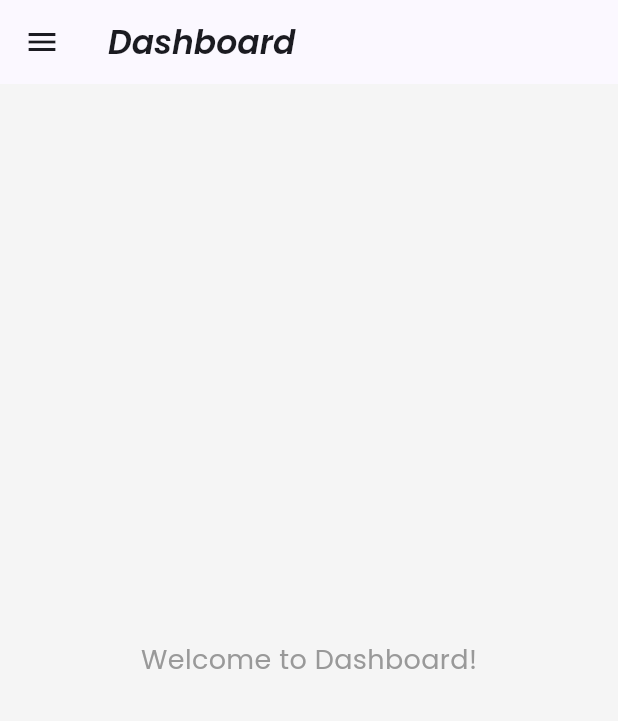
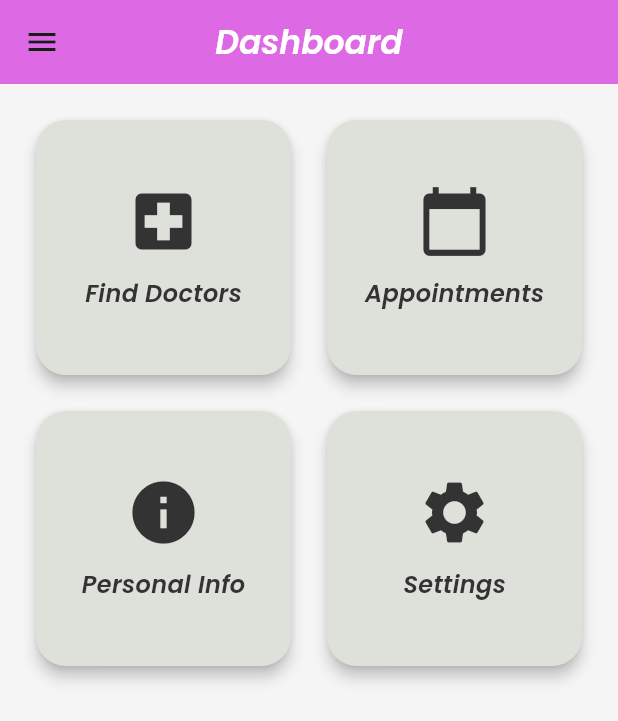
Before and after one commit to Insha21/Appointment_app, a Flutter app: the DashboardPage screen opened directly, on a phone screen of 412 x 824 dp. Shown: the top 721 px of the screen. Run offline on Flutter 3.47's test engine with Material 3 defaults, Android fonts, the phone set to English and light mode, and no system bars.

Commit message:
Doctor Api

```diff
--- a/lib/const/colors.dart
+++ b/lib/const/colors.dart
@@ -1,7 +1,7 @@
 import 'package:flutter/material.dart';
 
 class AppColors {
-  static const Color primary = Color.fromARGB(183, 10, 10, 217);
+  static const Color primary = Color.fromARGB(183, 18, 145, 75);
   static const Color secondary = Color.fromARGB(255, 221, 105, 229);
   static const Color background = Color(0xFFF5F5F5);
   static const Color textDark = Color(0xFF333333);
--- a/lib/main.dart
+++ b/lib/main.dart
@@ -3,7 +3,7 @@ import 'const/colors.dart';
 import 'const/fonts.dart';
 
 import 'pages/on_board.dart';
-import 'pages/user/Goal_Page.dart';
+
 void main() {
   runApp(const DoctorAppointmentApp());
 }
@@ -32,7 +32,7 @@ class DoctorAppointmentApp extends StatelessWidget {
           background: AppColors.background,
         ),
       ),
-      home: const SetGoalsPage(),
+      home: const OnBoardingView(),
     );
   }
 }
--- a/lib/pages/user/dashboard_page.dart
+++ b/lib/pages/user/dashboard_page.dart
@@ -1,5 +1,6 @@
 import 'package:flutter/material.dart';
-import 'doctors_list.dart'; // 👈 import your DoctorsPage
+import '../../const/colors.dart';
+import '../../const/fonts.dart';
 
 class DashboardPage extends StatelessWidget {
   const DashboardPage({super.key});
@@ -7,72 +8,132 @@ class DashboardPage extends StatelessWidget {
   @override
   Widget build(BuildContext context) {
     return Scaffold(
+      backgroundColor: AppColors.background,
       appBar: AppBar(
-        title: const Text("Dashboard"),
+        backgroundColor: AppColors.secondary,
+        elevation: 0,
+        title: Text(
+          "Dashboard",
+          style: AppTextStyles.heading.copyWith(color: Colors.white),
+        ),
+        centerTitle: true,
       ),
       drawer: Drawer(
-        child: ListView(
-          padding: EdgeInsets.zero,
+        child: Column(
           children: [
-            const DrawerHeader(
-              decoration: BoxDecoration(color: Colors.blue),
-              child: Text(
-                "User Menu",
-                style: TextStyle(color: Colors.white, fontSize: 20),
+            UserAccountsDrawerHeader(
+              decoration: const BoxDecoration(color: AppColors.secondary),
+              accountName: Text("Welcome User", style: AppTextStyles.regular.copyWith(color: Colors.white)),
+              accountEmail: Text("user@email.com", style: AppTextStyles.small.copyWith(color: Colors.white70)),
+              currentAccountPicture: const CircleAvatar(
+                backgroundColor: Colors.white,
+                child: Icon(Icons.person, size: 40, color: AppColors.secondary),
               ),
             ),
             ListTile(
-              leading: const Icon(Icons.person),
-              title: const Text("Personal Info"),
-              onTap: () {
-                Navigator.pop(context); // close drawer
-                // Add personal info page navigation here
-              },
+              leading: const Icon(Icons.person, color: AppColors.textDark),
+              title: Text("Personal Info", style: AppTextStyles.regular),
+              onTap: () => Navigator.pop(context),
             ),
             ListTile(
-              leading:  Image.asset("assets/images/images5.jpeg"),
-              title: const Text("Doctors"),
+              leading: const Icon(Icons.local_hospital, color: AppColors.textDark),
+              title: Text("Doctors", style: AppTextStyles.regular),
               onTap: () {
-                Navigator.pop(context); // close drawer
-                Navigator.push(
-                  context,
-                  MaterialPageRoute(
-                    builder: (context) => const DoctorsPage(), // 👈 Open doctors page
-                  ),
+                Navigator.pop(context);
+                ScaffoldMessenger.of(context).showSnackBar(
+                  const SnackBar(content: Text("Doctors page coming soon!")),
                 );
               },
             ),
             ListTile(
-              leading: Image.asset("assets/images/image2.jpeg"),
-              title: const Text("Appoinments"),
-              onTap: () {
-                Navigator.pop(context); // close drawer
-                // Add personal info page navigation here
-              },
+              leading: const Icon(Icons.calendar_today, color: AppColors.textDark),
+              title: Text("Appointments", style: AppTextStyles.regular),
+              onTap: () => Navigator.pop(context),
             ),
             ListTile(
-              leading: const Icon(Icons.person),
-              title: const Text("Settings"),
-              onTap: () {
-                Navigator.pop(context); // close drawer
-                // Add personal info page navigation here
-              },
+              leading: const Icon(Icons.settings, color: AppColors.textDark),
+              title: Text("Settings", style: AppTextStyles.regular),
+              onTap: () => Navigator.pop(context),
             ),
+            const Spacer(),
             ListTile(
-              leading: const Icon(Icons.logout),
-              title: const Text("Logout"),
-              onTap: () {
-                Navigator.pop(context); // close drawer
-                // Add logout logic here
-              },
+              leading: const Icon(Icons.logout, color: Colors.redAccent),
+              title: Text("Logout", style: AppTextStyles.regular),
+              onTap: () => Navigator.pop(context),
             ),
           ],
         ),
       ),
-      body: const Center(
-        child: Text(
-          "Welcome to Dashboard!",
-          style: TextStyle(fontSize: 18),
+      body: Padding(
+        padding: const EdgeInsets.all(20.0),
+        child: GridView.count(
+          crossAxisCount: 2,
+          crossAxisSpacing: 16,
+          mainAxisSpacing: 16,
+          children: [
+            _dashboardCard(
+              icon: Icons.local_hospital,
+              label: "Find Doctors",
+              color: AppColors.textDark,
+              textStyle: AppTextStyles.regular,
+              onTap: () {
+                ScaffoldMessenger.of(context).showSnackBar(
+                  const SnackBar(content: Text("Doctors feature coming soon!")),
+                );
+              },
+            ),
+            _dashboardCard(
+              icon: Icons.calendar_today,
+              label: "Appointments",
+              color: AppColors.textDark,
+              textStyle: AppTextStyles.regular,
+              onTap: () {},
+            ),
+            _dashboardCard(
+              icon: Icons.info,
+              label: "Personal Info",
+              color: AppColors.textDark,
+              textStyle: AppTextStyles.regular,
+              onTap: () {},
+            ),
+            _dashboardCard(
+              icon: Icons.settings,
+              label: "Settings",
+              color: AppColors.textDark,
+              textStyle: AppTextStyles.regular,
+              onTap: () {},
+            ),
+          ],
+        ),
+      ),
+    );
+  }
+
+  Widget _dashboardCard({
+    required IconData icon,
+    required String label,
+    required Color color,
+    required TextStyle textStyle,
+    required VoidCallback onTap,
+  }) {
+    return InkWell(
+      onTap: onTap,
+      child: Card(
+        shape: RoundedRectangleBorder(borderRadius: BorderRadius.circular(20)),
+        elevation: 4,
+        child: Container(
+          decoration: BoxDecoration(
+            borderRadius: BorderRadius.circular(20),
+            color: color.withOpacity(0.1),
+          ),
+          child: Column(
+            mainAxisAlignment: MainAxisAlignment.center,
+            children: [
+              Icon(icon, size: 50, color: color),
+              const SizedBox(height: 12),
+              Text(label, style: textStyle.copyWith(fontWeight: FontWeight.w600)),
+            ],
+          ),
         ),
       ),
     );
--- a/pubspec.yaml
+++ b/pubspec.yaml
@@ -12,7 +12,11 @@ dependencies:
     sdk: flutter
 
 
-
+  dotted_dashed_line: ^0.0.3
+  fl_chart: ^0.69.0
+  http: ^1.1.0
+  simple_animation_progress_bar: ^1.6.0
+  simple_circular_progress_bar: ^1.0.2
   get: ^4.6.6
   velocity_x: ^4.2.1
   cupertino_icons: ^1.0.8
```
Also changed, not shown: lib/pages/doctor/doctor_form.dart (+72 -37 lines), lib/pages/user/doctors_page.dart (added, +183 -0 lines), lib/services/doctor_api.dart (added, +62 -0 lines), pubspec.lock, 5 other files.
